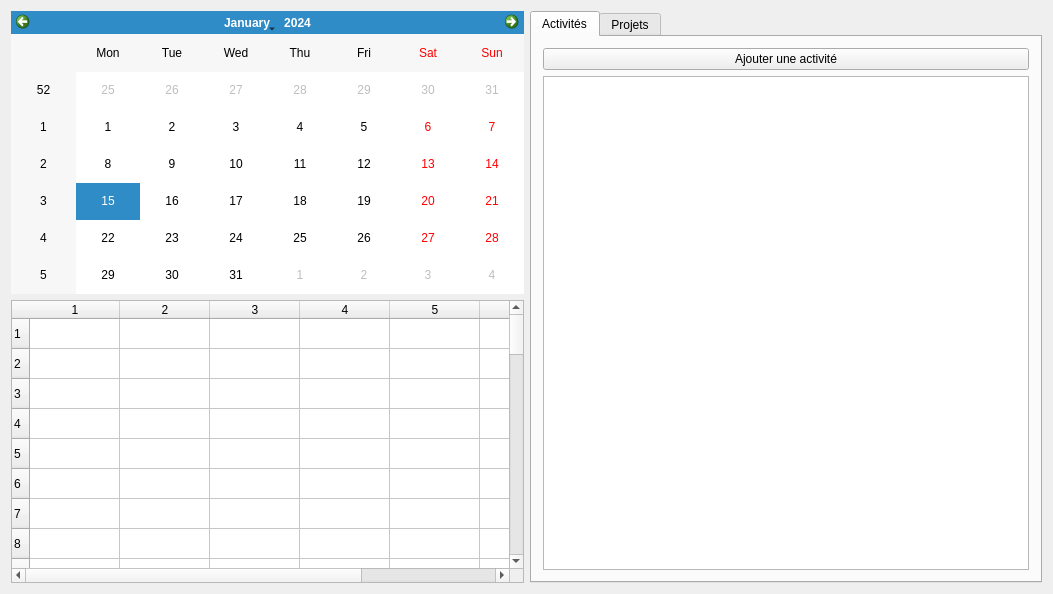
This is App/ProCal/ui/mainWindow.ui in sd65/ProCal as Qt 5 draws it before an edit. The edited form follows.
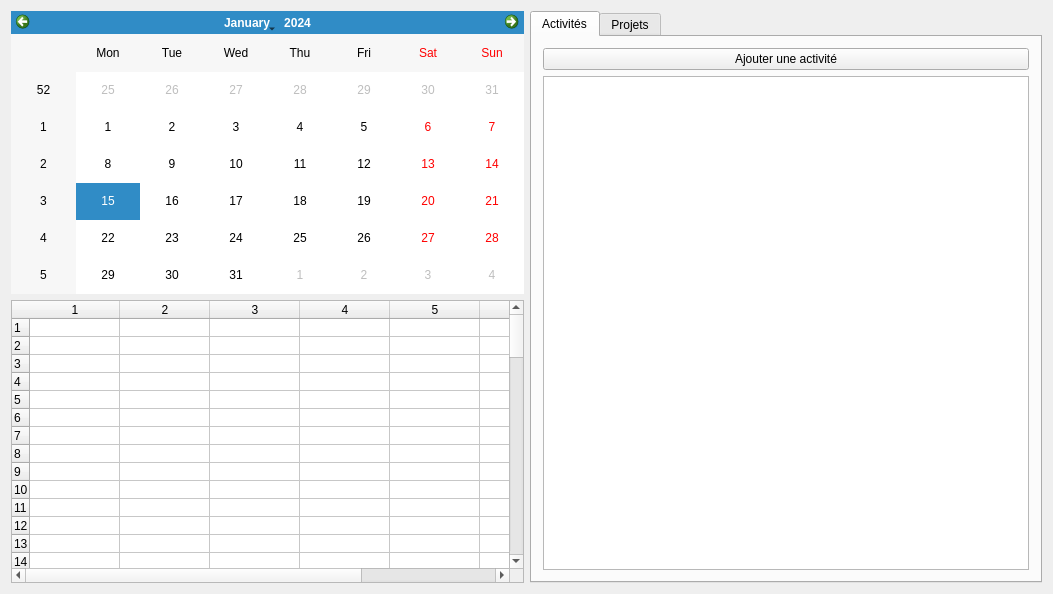
This is the edited form. Icons and pictures are not drawn.

The edit to the form file:
```diff
--- a/App/ProCal/ui/mainWindow.ui
+++ b/App/ProCal/ui/mainWindow.ui
@@ -73,7 +73,7 @@
          <bool>true</bool>
         </property>
         <property name="rowCount">
-         <number>49</number>
+         <number>73</number>
         </property>
         <property name="columnCount">
          <number>7</number>
@@ -90,6 +90,9 @@
         <attribute name="horizontalHeaderHighlightSections">
          <bool>true</bool>
         </attribute>
+        <attribute name="horizontalHeaderMinimumSectionSize">
+         <number>20</number>
+        </attribute>
         <attribute name="horizontalHeaderShowSortIndicator" stdset="0">
          <bool>true</bool>
         </attribute>
@@ -99,6 +102,36 @@
         <attribute name="verticalHeaderVisible">
          <bool>true</bool>
         </attribute>
+        <attribute name="verticalHeaderDefaultSectionSize">
+         <number>10</number>
+        </attribute>
+        <attribute name="verticalHeaderMinimumSectionSize">
+         <number>1</number>
+        </attribute>
+        <row/>
+        <row/>
+        <row/>
+        <row/>
+        <row/>
+        <row/>
+        <row/>
+        <row/>
+        <row/>
+        <row/>
+        <row/>
+        <row/>
+        <row/>
+        <row/>
+        <row/>
+        <row/>
+        <row/>
+        <row/>
+        <row/>
+        <row/>
+        <row/>
+        <row/>
+        <row/>
+        <row/>
         <row/>
         <row/>
         <row/>
```
